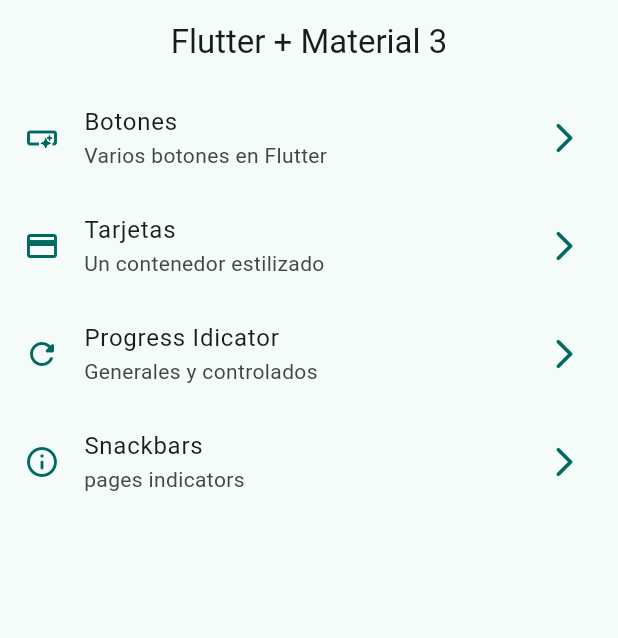
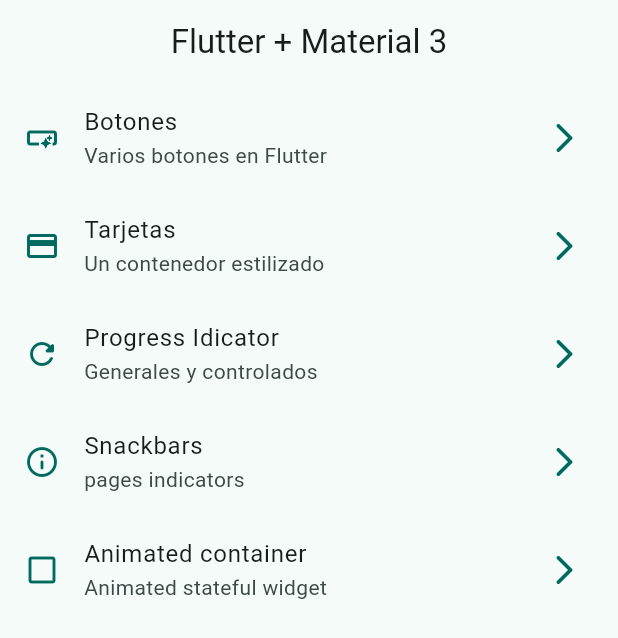
Before and after one commit to Hjuanma/widgets_app, a Flutter app: the screen it shows after launch, on a phone screen of 412 x 824 dp. Shown: the top 638 px of the screen. Run offline on Flutter 3.47's test engine with Material 2 defaults, Android fonts, the phone set to English and light mode, and no system bars; our stand-ins replace go_router.

Commit message:
animated content

```diff
--- a/lib/config/menu/menu_items.dart
+++ b/lib/config/menu/menu_items.dart
@@ -34,4 +34,9 @@ const appMenuItems = <MenuItem>[
       subTitle: "pages indicators",
       link: "/snackbars",
       icon: Icons.info_outline_rounded),
+  MenuItem(
+      title: "Animated container",
+      subTitle: "Animated stateful widget",
+      link: "/animated",
+      icon: Icons.check_box_outline_blank),
 ];
--- a/lib/config/router/app_router.dart
+++ b/lib/config/router/app_router.dart
@@ -30,5 +30,10 @@ final AppRouter = GoRouter(
       path: '/snackbars',
       builder: (context, state) => const SnackbarScreen(),
     ),
+    GoRoute(
+      name: AnimatedScreen.name,
+      path: '/animated',
+      builder: (context, state) => const AnimatedScreen(),
+    ),
   ],
 );
```
Also changed, not shown: lib/presentation/screens/animated/animated_screen.dart (+47 -4 lines).
